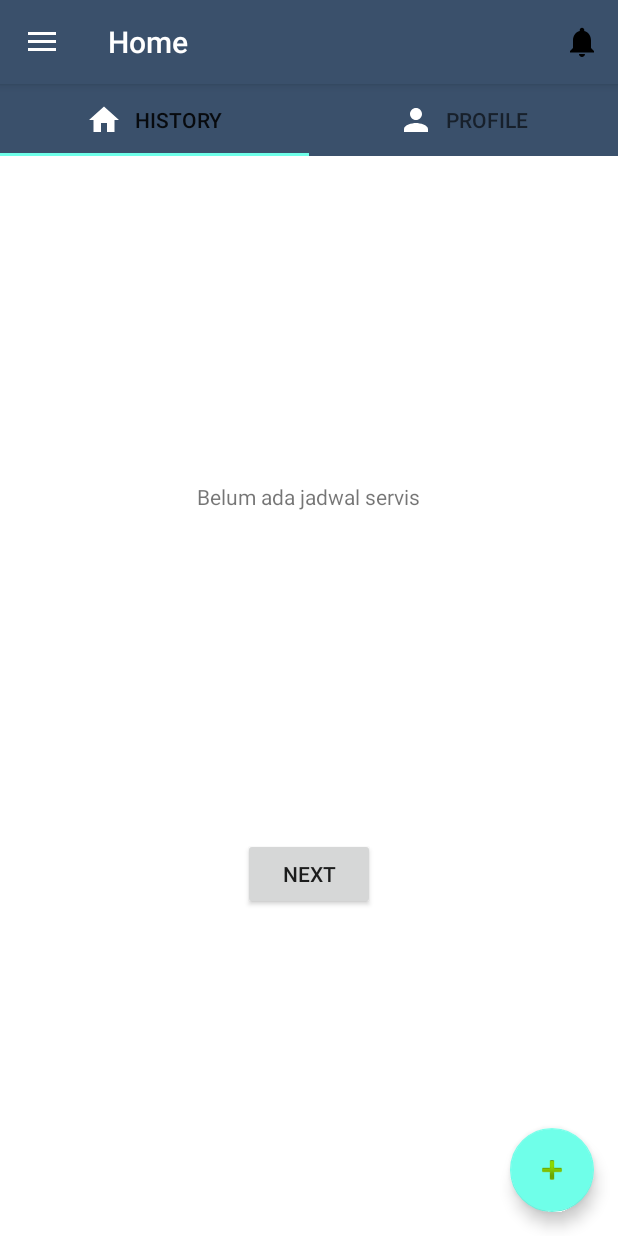
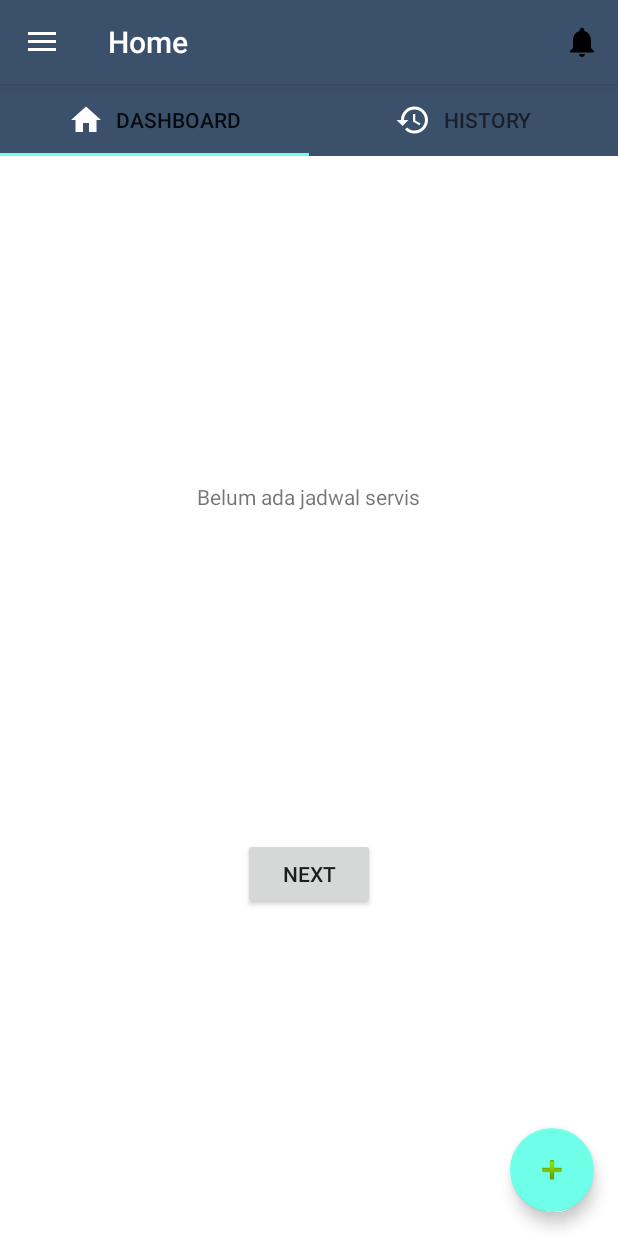
Before and after one commit to spotikum/bengkel-motor, an Android app: the screen it shows after launch once a user with an empty profile is signed in (HomeActivity), on a phone screen of 412 x 824 dp. Run offline under Robolectric (Android 15) with nearby library versions, the phone set to English and light mode, and no system bars; our stand-ins replace Firebase (no records; nobody signed in at launch, a user with empty details on screens opened directly), navigation-ui.

Commit message:
change home tab text to dashboard and history

```diff
--- a/app/src/main/java/id/bukanspot/bengkelmotor/HomeActivity.kt
+++ b/app/src/main/java/id/bukanspot/bengkelmotor/HomeActivity.kt
@@ -116,14 +116,14 @@ class HomeActivity : AppCompatActivity(), NavigationView.OnNavigationItemSelecte
 
     private fun setupTab() {
         val adapter = ViewPagerAdapter(supportFragmentManager)
-        adapter.addFragment(HomeFragment(),"History")
-        adapter.addFragment(UserFragment(),"Profile")
+        adapter.addFragment(HomeFragment(),"Dashboard")
+        adapter.addFragment(UserFragment(),"History")
 
         binding.viewPager.adapter = adapter
         binding.tabs.setupWithViewPager(binding.viewPager)
 
         binding.tabs.getTabAt(0)!!.setIcon(R.drawable.ic_home)
-        binding.tabs.getTabAt(1)!!.setIcon(R.drawable.ic_user)
+        binding.tabs.getTabAt(1)!!.setIcon(R.drawable.ic_history)
     }
 
     private fun btnLogout() {
@@ -132,63 +132,4 @@ class HomeActivity : AppCompatActivity(), NavigationView.OnNavigationItemSelecte
         val intent = Intent(this, LoginActivity::class.java)
         startActivity(intent)
     }
-
-//    private fun btnLogout() {
-//        auth = FirebaseAuth.getInstance()
-//        auth.signOut()
-//        val intent = Intent(context,LoginActivity::class.java)
-//        startActivity(intent)
-//        activity?.finish()
-//    }
 }
-
-//    lateinit var binding : ActivityHomeBinding
-//
-//    override fun onCreate(savedInstanceState: Bundle?) {
-//        super.onCreate(savedInstanceState)
-//        binding = ActivityHomeBinding.inflate(layoutInflater)
-//        setContentView(binding.root)
-//
-//        setSupportActionBar(binding.toolbar)
-//        supportActionBar?.title = "Home"
-//
-//        setupTab()
-//    }
-//
-//    private fun setupTab() {
-//        val adapter = ViewPagerAdapter(supportFragmentManager)
-//        adapter.addFragment(HomeFragment(),"History")
-//        adapter.addFragment(UserFragment(),"Profile")
-//
-//        binding.viewPager.adapter = adapter
-//        binding.tabs.setupWithViewPager(binding.viewPager)
-//
-//        binding.tabs.getTabAt(0)!!.setIcon(R.drawable.ic_home)
-//        binding.tabs.getTabAt(1)!!.setIcon(R.drawable.ic_user)
-//    }
-//
-//    override fun onCreateOptionsMenu(menu: Menu): Boolean {
-//        menuInflater.inflate(R.menu.toolbar_menu, menu)
-//
-//        // Get the notification icon view
-////        val notification = menu.findItem(R.id.notification)
-////        val icon = notification.icon
-//
-////        // Set the badge count
-////        BadgeUtils.setBadgeCount(this, notification, icon, 2)
-//
-//        return true
-//    }
-//
-//    override fun onOptionsItemSelected(item: MenuItem): Boolean {
-//        when(item.itemId){
-//            R.id.notification -> {
-//                val intent = Intent(this, NotificationActivity::class.java)
-//                startActivity(intent)
-//                true
-//            }
-//            else -> super.onOptionsItemSelected(item)
-//        }
-//        return true
-//    }
-//}
--- /dev/null
+++ b/app/src/main/res/drawable/ic_history.xml
@@ -0,0 +1,5 @@
+<vector android:height="24dp" android:tint="#000000"
+    android:viewportHeight="24" android:viewportWidth="24"
+    android:width="24dp" xmlns:android="http://schemas.android.com/apk/res/android">
+    <path android:fillColor="@android:color/white" android:pathData="M13,3c-4.97,0 -9,4.03 -9,9L1,12l3.89,3.89 0.07,0.14L9,12L6,12c0,-3.87 3.13,-7 7,-7s7,3.13 7,7 -3.13,7 -7,7c-1.93,0 -3.68,-0.79 -4.94,-2.06l-1.42,1.42C8.27,19.99 10.51,21 13,21c4.97,0 9,-4.03 9,-9s-4.03,-9 -9,-9zM12,8v5l4.28,2.54 0.72,-1.21 -3.5,-2.08L13.5,8L12,8z"/>
+</vector>
```
